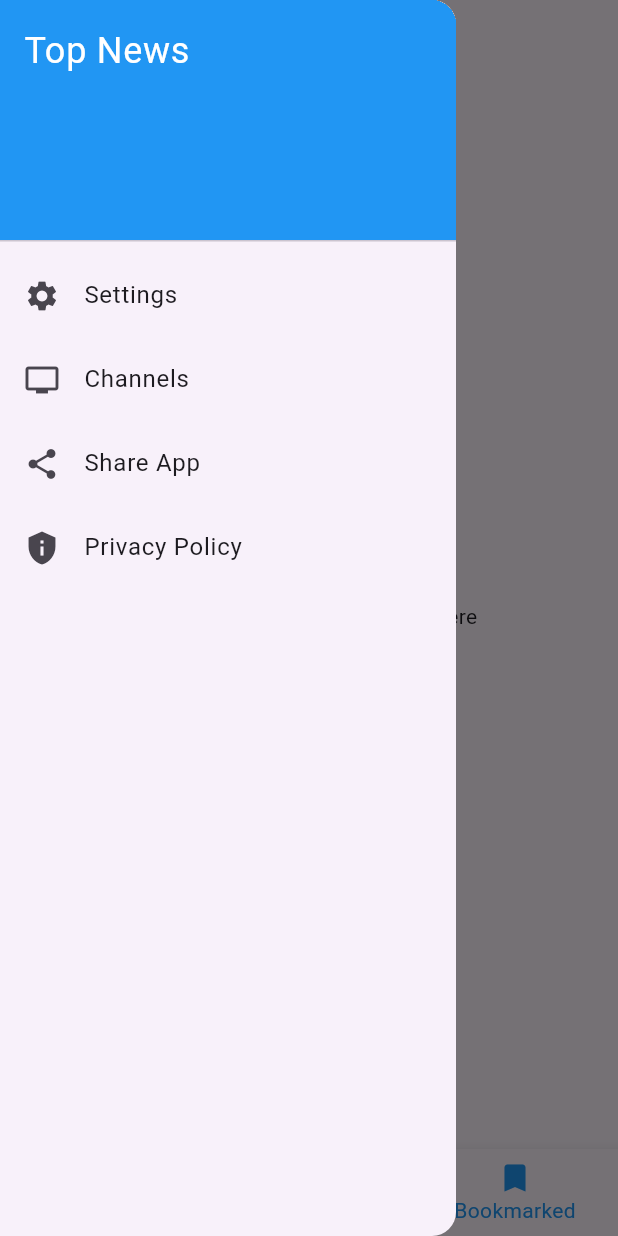
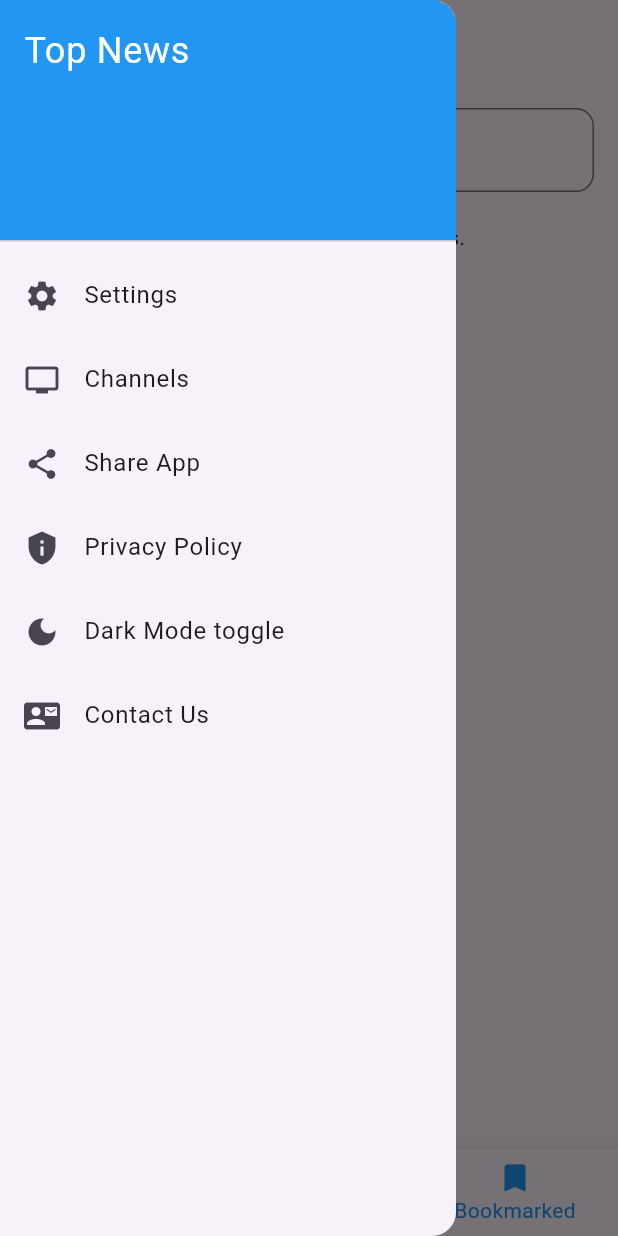
Before and after one commit to HumairaNazir/newsapp, a Flutter app: the screen it shows after launch, item 3 of the bottom bar chosen, with the side drawer open, on a phone screen of 412 x 824 dp. Run offline on Flutter 3.47's test engine with Material 3 defaults, Android fonts, the phone set to English and light mode, and no system bars; our stand-ins replace cached_network_image, carousel_slider, connectivity_plus, flutter_spinkit, google_fonts; network calls fail.

Commit message:
almost complete

```diff
--- a/lib/view/bookmarked_screen.dart
+++ /dev/null
@@ -1,13 +0,0 @@
-import 'package:flutter/material.dart';
-
-class BookmarkedScreen extends StatelessWidget {
-  const BookmarkedScreen({super.key});
-
-  @override
-  Widget build(BuildContext context) {
-    return Scaffold(
-      appBar: AppBar(title: Text("Bookmarked")),
-      body: Center(child: Text("Bookmarked news will appear here")),
-    );
-  }
-}
--- a/lib/view/main_screen.dart
+++ b/lib/view/main_screen.dart
@@ -1,7 +1,7 @@
 import 'package:flutter/material.dart';
 import 'package:topnewsapp/view/home_screen.dart';
 import 'package:topnewsapp/view/categories_screen.dart';
-import 'package:topnewsapp/view/bookmarked_screen.dart';
+import 'package:topnewsapp/view/searched_screen.dart';
 import '../widgets/app_drawer_widget.dart';
 import '../widgets/bottom_nav_bar.dart';
 
@@ -18,7 +18,7 @@ class _MainScreenState extends State<MainScreen> {
   final List<Widget> _screens = [
     const HomeScreen(),
     const CategoriesScreen(),
-    const BookmarkedScreen(),
+    const SearchNewsScreen(),
   ];
 
   void _onItemTapped(int index) {
@@ -30,8 +30,8 @@ class _MainScreenState extends State<MainScreen> {
   @override
   Widget build(BuildContext context) {
     return Scaffold(
-      drawer: const AppDrawer(), // ✅ Drawer here
-      body: _screens[_selectedIndex], // ✅ Each screen has its own AppBar
+      drawer: const AppDrawer(),
+      body: _screens[_selectedIndex],
       bottomNavigationBar: BottomNavBar(
         currentIndex: _selectedIndex,
         onTap: _onItemTapped,
--- /dev/null
+++ b/lib/view/searched_screen.dart
@@ -0,0 +1,118 @@
+import 'package:flutter/material.dart';
+import 'package:google_fonts/google_fonts.dart';
+import 'package:flutter_spinkit/flutter_spinkit.dart';
+import 'package:cached_network_image/cached_network_image.dart';
+import 'package:intl/intl.dart';
+import '../models/news_channel_headlines_model.dart';
+import '../view_model/news_view_model.dart';
+import '../utilities/app_routes.dart';
+
+class SearchNewsScreen extends StatefulWidget {
+  const SearchNewsScreen({super.key});
+
+  @override
+  State<SearchNewsScreen> createState() => _SearchNewsScreenState();
+}
+
+class _SearchNewsScreenState extends State<SearchNewsScreen> {
+  final NewViewModel newsViewModel = NewViewModel();
+  final TextEditingController _searchController = TextEditingController();
+  final format = DateFormat('MMM d, h:mm a');
+
+  String query = '';
+
+  @override
+  Widget build(BuildContext context) {
+    return Scaffold(
+      appBar: AppBar(
+        title: Text(
+          'Search News',
+          style: GoogleFonts.poppins(fontWeight: FontWeight.w600),
+        ),
+        centerTitle: true,
+      ),
+      body: Padding(
+        padding: const EdgeInsets.all(16),
+        child: Column(
+          children: [
+            TextField(
+              controller: _searchController,
+              textInputAction: TextInputAction.search,
+              decoration: InputDecoration(
+                hintText: 'Search for news...',
+                prefixIcon: const Icon(Icons.search),
+                border: OutlineInputBorder(
+                  borderRadius: BorderRadius.circular(12),
+                ),
+              ),
+              onSubmitted: (value) {
+                setState(() {
+                  query = value.trim();
+                });
+              },
+            ),
+            const SizedBox(height: 20),
+            if (query.isEmpty)
+              const Center(child: Text('Type something to search news.'))
+            else
+              Expanded(
+                child: FutureBuilder<NewsChannelHeadlinesModel>(
+                  future: newsViewModel.searchNewsApi(query),
+                  builder: (context, snapshot) {
+                    if (snapshot.connectionState == ConnectionState.waiting) {
+                      return const Center(
+                        child: SpinKitChasingDots(color: Colors.blue, size: 50),
+                      );
+                    } else if (snapshot.hasError) {
+                      return Center(child: Text('Error: ${snapshot.error}'));
+                    } else if (!snapshot.hasData ||
+                        snapshot.data!.articles == null ||
+                        snapshot.data!.articles!.isEmpty) {
+                      return const Center(child: Text('No news found.'));
+                    } else {
+                      final articles = snapshot.data!.articles!;
+                      return ListView.builder(
+                        itemCount: articles.length,
+                        itemBuilder: (context, index) {
+                          final article = articles[index];
+                          return ListTile(
+                            leading: ClipRRect(
+                              borderRadius: BorderRadius.circular(10),
+                              child: CachedNetworkImage(
+                                imageUrl:
+                                    article.urlToImage ??
+                                    'https://via.placeholder.com/100x100.png?text=No+Image',
+                                width: 80,
+                                height: 80,
+                                fit: BoxFit.cover,
+                              ),
+                            ),
+                            title: Text(
+                              article.title ?? '',
+                              maxLines: 2,
+                              overflow: TextOverflow.ellipsis,
+                            ),
+                            subtitle: Text(
+                              article.source?.name ?? 'Unknown Source',
+                              style: const TextStyle(color: Colors.grey),
+                            ),
+                            onTap: () {
+                              Navigator.pushNamed(
+                                context,
+                                detailScreenRoute,
+                                arguments: article,
+                              );
+                            },
+                          );
+                        },
+                      );
+                    }
+                  },
+                ),
+              ),
+          ],
+        ),
+      ),
+    );
+  }
+}
--- a/lib/view_model/news_view_model.dart
+++ b/lib/view_model/news_view_model.dart
@@ -17,4 +17,9 @@ class NewViewModel {
     final response = _repo.categoriesNewsApi(category);
     return response;
   }
+
+  Future<NewsChannelHeadlinesModel> searchNewsApi(String query) async {
+    final response = _repo.searchNewsApi(query);
+    return response;
+  }
 }
--- a/lib/widgets/app_drawer_widget.dart
+++ b/lib/widgets/app_drawer_widget.dart
@@ -49,6 +49,20 @@ class AppDrawer extends StatelessWidget {
               // TODO: Add Privacy Policy page
             },
           ),
+          ListTile(
+            leading: const Icon(Icons.dark_mode),
+            title: const Text('Dark Mode toggle'),
+            onTap: () {
+              // TODO: Add Privacy Policy page
+            },
+          ),
+          ListTile(
+            leading: const Icon(Icons.contact_mail),
+            title: const Text('Contact Us'),
+            onTap: () {
+              // TODO: Add Privacy Policy page
+            },
+          ),
         ],
       ),
     );
```
Also changed, not shown: lib/repository/news_repository.dart (+12 -0 lines).
